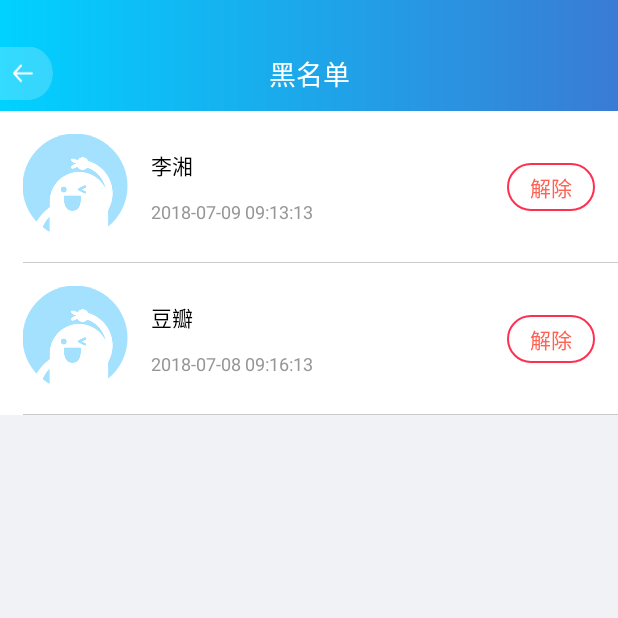
After one commit to wintruelife/lovestaff, an Android app: the BlackListActivity screen opened directly, with no data from a screen before it, on a phone screen of 412 x 824 dp, the top half of it. The commit adds this screen. Run offline under Robolectric (Android 15) with nearby library versions, the phone set to English and light mode, and no system bars; our stand-ins replace ButterKnife, CircleImageView, Picasso; libraries missing offline, so code that uses them is left out: com.facebook.drawee, retrofit2.adapter.rxjava; pictures from the network do not load.

Commit message:
zw
# Conflicts:
#	app/src/main/res/values/colors.xml
#	settings.gradle

```diff
--- a/app/src/main/AndroidManifest.xml
+++ b/app/src/main/AndroidManifest.xml
@@ -100,6 +100,10 @@
         <activity
             android:name="love.wintrue.com.lovestaff.ui.mine.NickSettingActivity"
             android:configChanges="orientation|keyboardHidden"
+            android:screenOrientation="portrait" />BlackListActivity
+        <activity
+            android:name="love.wintrue.com.lovestaff.ui.setting.BlackListActivity"
+            android:configChanges="orientation|keyboardHidden"
             android:screenOrientation="portrait" />
         <activity
             android:name="love.wintrue.com.lovestaff.image.ImageCropActivity"
--- /dev/null
+++ b/app/src/main/java/love/wintrue/com/lovestaff/bean/BlackListInfoBean.java
@@ -0,0 +1,35 @@
+package love.wintrue.com.lovestaff.bean;
+
+/**
+ * Created by a1314 on 2018/5/30.
+ */
+
+public class BlackListInfoBean extends BaseBean {
+    private String url;
+    private String name;
+    private String time;
+
+    public String getUrl() {
+        return url;
+    }
+
+    public void setUrl(String url) {
+        this.url = url;
+    }
+
+    public String getName() {
+        return name;
+    }
+
+    public void setName(String name) {
+        this.name = name;
+    }
+
+    public String getTime() {
+        return time;
+    }
+
+    public void setTime(String time) {
+        this.time = time;
+    }
+}
--- /dev/null
+++ b/app/src/main/java/love/wintrue/com/lovestaff/ui/setting/BlackListActivity.java
@@ -0,0 +1,74 @@
+package love.wintrue.com.lovestaff.ui.setting;
+
+import android.os.Bundle;
+import android.support.v4.content.ContextCompat;
+import android.view.View;
+
+import com.handmark.pulltorefresh.library.PullToRefreshBase;
+import com.handmark.pulltorefresh.library.PullToRefreshListView;
+
+import java.util.ArrayList;
+import java.util.List;
+
+import butterknife.Bind;
+import butterknife.ButterKnife;
+import love.wintrue.com.lovestaff.R;
+import love.wintrue.com.lovestaff.base.BaseActivity;
+import love.wintrue.com.lovestaff.bean.BlackListInfoBean;
+import love.wintrue.com.lovestaff.ui.setting.adapter.BlackListAdapter;
+import love.wintrue.com.lovestaff.widget.actionbar.CommonActionBar;
+
+/**
+ * Created by a1314 on 2018/5/30.
+ */
+
+public class BlackListActivity extends BaseActivity {
+    @Bind(R.id.common_action_bar)
+    CommonActionBar commonActionBar;
+    @Bind(R.id.activity_blacklist_view)
+    PullToRefreshListView listview;
+    private BlackListAdapter adapter;
+
+    List<BlackListInfoBean> listInfoBeen = new ArrayList<>();
+
+    @Override
+    public int getLayoutId() {
+        return R.layout.activity_blacklist;
+    }
+
+    @Override
+    public void initView() {
+        commonActionBar.setActionBarTitle("黑名单");
+        commonActionBar.setActionBarSeparationLineVisiable(View.GONE);
+        commonActionBar.setLeftImgBtn(new View.OnClickListener() {
+            @Override
+            public void onClick(View view) {
+                finish();
+            }
+        });
+        commonActionBar.setBackground(ContextCompat.getDrawable(THIS, R.drawable.title_bg));
+
+        adapter = new BlackListAdapter(this);
+        listview.setAdapter(adapter);
+        listview.setMode(PullToRefreshBase.Mode.DISABLED);
+
+        BlackListInfoBean blackListInfoBean = new BlackListInfoBean();
+        blackListInfoBean.setName("李湘");
+        blackListInfoBean.setTime("2018-07-09 09:13:13");
+        BlackListInfoBean blackListInfoBean1 = new BlackListInfoBean();
+        blackListInfoBean1.setName("豆瓣");
+        blackListInfoBean1.setTime("2018-07-08 09:16:13");
+
+        listInfoBeen.add(blackListInfoBean);
+        listInfoBeen.add(blackListInfoBean1);
+
+        adapter.setList(listInfoBeen);
+    }
+
+    @Override
+    protected void onCreate(Bundle savedInstanceState) {
+        super.onCreate(savedInstanceState);
+        // TODO: add setContentView(...) invocation
+        ButterKnife.bind(this);
+    }
+}
--- /dev/null
+++ b/app/src/main/java/love/wintrue/com/lovestaff/ui/setting/adapter/BlackListAdapter.java
@@ -0,0 +1,69 @@
+package love.wintrue.com.lovestaff.ui.setting.adapter;
+
+import android.app.Activity;
+import android.view.View;
+import android.view.ViewGroup;
+import android.widget.TextView;
+
+import butterknife.Bind;
+import butterknife.ButterKnife;
+import love.wintrue.com.lovestaff.R;
+import love.wintrue.com.lovestaff.base.MApplication;
+import love.wintrue.com.lovestaff.base.adapter.CommonBaseAdapter;
+import love.wintrue.com.lovestaff.bean.BlackListInfoBean;
+import love.wintrue.com.lovestaff.utils.ImageLoaderUtils;
+import love.wintrue.com.lovestaff.widget.CircleImageView;
+
+/**
+ * Created by lhe on 2017/8/24.
+ */
+
+public class BlackListAdapter extends CommonBaseAdapter<BlackListInfoBean> {
+
+    private Activity activity;
+    private BlackListInfoBean blackListInfoBean;
+
+    public BlackListAdapter(Activity activity) {
+        super(MApplication.getInstance());
+        this.activity = activity;
+    }
+
+
+    public void setActivity(Activity activity) {
+        this.activity = activity;
+    }
+
+    @Override
+    public View getView(int position, View convertView, ViewGroup parent) {
+        ViewHolder holder = null;
+        if (convertView == null) {
+            convertView = mLayoutInflater.inflate(R.layout.adapter_blacklist_item, null);
+            holder = new ViewHolder(convertView);
+            convertView.setTag(holder);
+        } else {
+            holder = (ViewHolder) convertView.getTag();
+        }
+        blackListInfoBean = getList().get(position);
+//        ImageLoaderUtils.createImageLoader(activity).displayImage(blackListInfoBean.getUrl()
+//                , holder.adapterBlacklistImg, ImageLoaderUtils.OPTIONS);
+        holder.adapterBlacklistName.setText(blackListInfoBean.getName());
+        holder.adapterBlacklistTime.setText(blackListInfoBean.getTime());
+        return convertView;
+    }
+
+
+    static class ViewHolder {
+        @Bind(R.id.adapter_blacklist_img)
+        CircleImageView adapterBlacklistImg;
+        @Bind(R.id.adapter_blacklist_name)
+        TextView adapterBlacklistName;
+        @Bind(R.id.adapter_blacklist_time)
+        TextView adapterBlacklistTime;
+        @Bind(R.id.adapter_blacklist_cancle)
+        TextView adapterBlacklistCancle;
+
+        ViewHolder(View view) {
+            ButterKnife.bind(this, view);
+        }
+    }
+}
--- a/app/src/main/res/drawable/btn_red_selector.xml
+++ b/app/src/main/res/drawable/btn_red_selector.xml
@@ -2,20 +2,29 @@
 <selector xmlns:android="http://schemas.android.com/apk/res/android">
     <item android:state_enabled="true" android:state_pressed="false">
         <shape>
-            <corners android:radius="20dp" />
-            <solid android:color="@color/color_f23030" />
+            <corners android:radius="15dp" />
+            <!--<solid android:color="@color/color_f23030" />-->
+            <stroke
+                android:width="1dp"
+                android:color="@color/color_FF2F50"/>
         </shape>
     </item>
     <item android:state_enabled="true" android:state_pressed="true">
         <shape>
-            <corners android:radius="20dp" />
-            <solid android:color="@color/color_f24030" />
+            <corners android:radius="15dp" />
+            <!--<solid android:color="@color/color_f24030" />-->
+            <stroke
+                android:width="1dp"
+                android:color="@color/color_FF2F50"/>
         </shape>
     </item>
     <item android:state_enabled="false">
         <shape>
-            <corners android:radius="20dp" />
-            <solid android:color="@color/color_cacaca" />
+            <corners android:radius="15dp" />
+            <!--<solid android:color="@color/color_cacaca" />-->
+            <stroke
+                android:width="1dp"
+                android:color="@color/color_FF2F50"/>
         </shape>
     </item>
 </selector>
--- /dev/null
+++ b/app/src/main/res/layout/activity_blacklist.xml
@@ -0,0 +1,19 @@
+<LinearLayout xmlns:android="http://schemas.android.com/apk/res/android"
+    android:layout_width="match_parent"
+    android:layout_height="match_parent"
+    android:orientation="vertical"
+    android:background="@color/color_f0f2f5">
+    <love.wintrue.com.lovestaff.widget.actionbar.CommonActionBar
+        android:id="@+id/common_action_bar"
+        android:layout_width="match_parent"
+        android:layout_height="wrap_content" />
+
+    <com.handmark.pulltorefresh.library.PullToRefreshListView
+        android:id="@+id/activity_blacklist_view"
+        android:layout_width="match_parent"
+        android:layout_height="match_parent"
+        android:listSelector="@android:color/transparent"
+        android:dividerHeight="0px"
+        android:divider="@null"/>
+
+</LinearLayout>
--- /dev/null
+++ b/app/src/main/res/layout/adapter_blacklist_item.xml
@@ -0,0 +1,60 @@
+<?xml version="1.0" encoding="utf-8"?>
+<RelativeLayout
+    xmlns:android="http://schemas.android.com/apk/res/android"
+    android:id="@+id/activity_main"
+    android:layout_width="match_parent"
+    android:layout_height="wrap_content"
+    android:orientation="vertical"
+    android:background="@color/white">
+
+   <love.wintrue.com.lovestaff.widget.CircleImageView
+       android:id="@+id/adapter_blacklist_img"
+       android:layout_width="70dp"
+       android:layout_height="70dp"
+       android:src="@drawable/user_logo"
+       android:layout_margin="15dp"/>
+    <TextView
+        android:id="@+id/adapter_blacklist_name"
+        android:layout_width="wrap_content"
+        android:layout_height="wrap_content"
+        android:text="离小区"
+        android:textColor="@color/black"
+        android:textSize="14sp"
+        android:layout_toRightOf="@id/adapter_blacklist_img"
+        android:layout_alignTop="@id/adapter_blacklist_img"
+        android:layout_marginTop="10dp"/>
+    <TextView
+        android:id="@+id/adapter_blacklist_time"
+        android:layout_width="wrap_content"
+        android:layout_height="wrap_content"
+        android:text="拉黑时间:2017-11-02 09:23:11"
+        android:textSize="12sp"
+        android:textColor="@color/color_969696"
+        android:layout_toRightOf="@id/adapter_blacklist_img"
+        android:layout_alignBottom="@id/adapter_blacklist_img"
+        android:layout_marginBottom="10dp"/>
+
+    <TextView
+        android:id="@+id/adapter_blacklist_cancle"
+        android:layout_width="wrap_content"
+        android:layout_height="wrap_content"
+        android:background="@drawable/btn_red_selector"
+        android:text="解除"
+        android:textColor="@color/color_FF6153"
+        android:paddingLeft="15dp"
+        android:paddingRight="15dp"
+        android:paddingTop="5dp"
+        android:paddingBottom="5dp"
+        android:layout_alignParentRight="true"
+        android:layout_centerVertical="true"
+        android:layout_marginRight="15dp"/>
+
+    <View
+        android:layout_width="match_parent"
+        android:layout_height="1px"
+        android:layout_marginLeft="15dp"
+        android:background="@color/line_color_1"
+        android:layout_below="@id/adapter_blacklist_img"/>
+
+
+</RelativeLayout>
```
Also changed, not shown: app/src/main/java/love/wintrue/com/lovestaff/ui/mine/SettingActivity.java (+82 -3 lines), app/src/main/res/layout/activity_setting.xml (+4 -5 lines).
